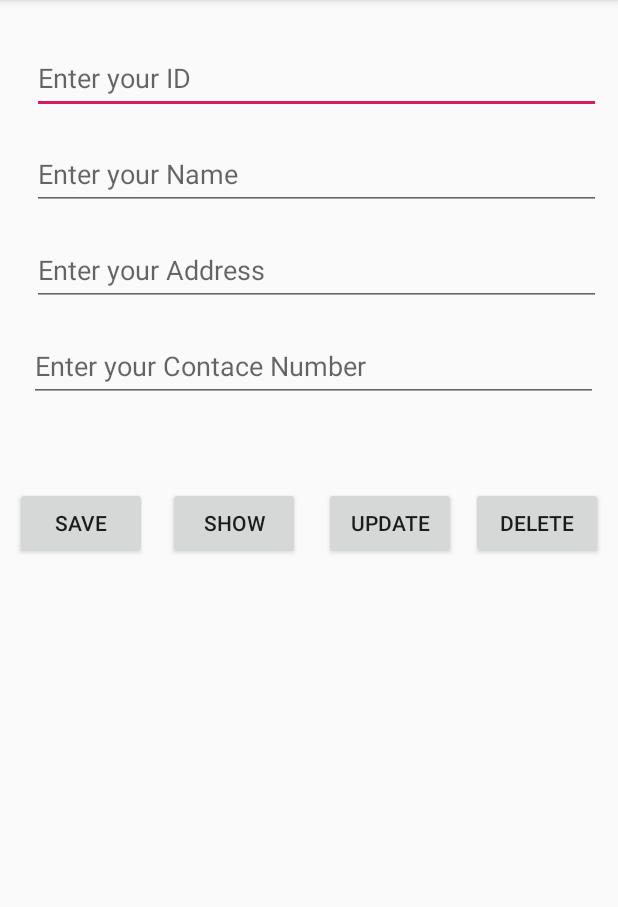
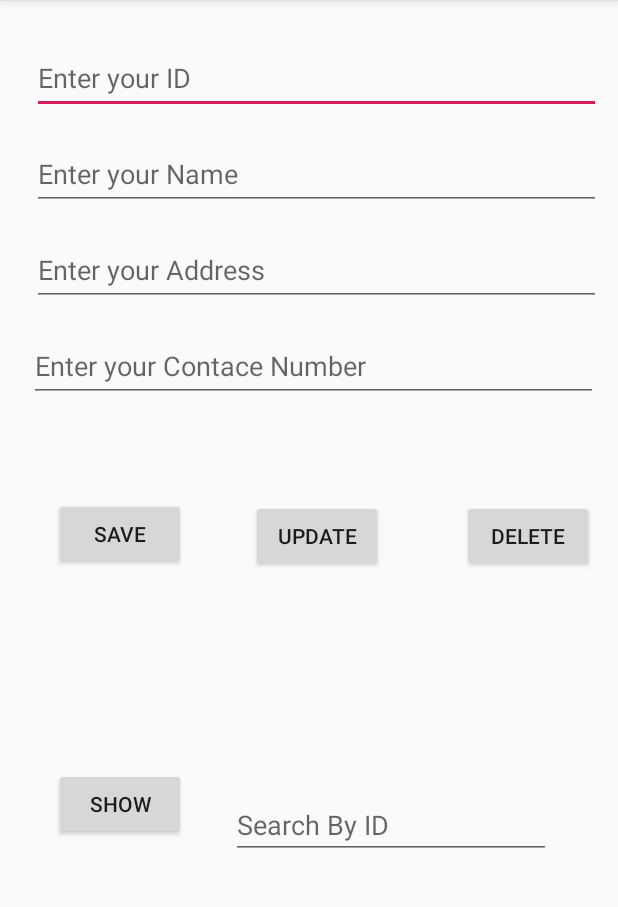
Before and after one commit to DeepikaSharma5/Firebase, an Android app: the screen it shows after launch (MainActivity), after a tap on "SHOW", on a phone screen of 412 x 824 dp, the part 84-991 px from its top. Run offline under Robolectric (Android 15) with nearby library versions, the phone set to English and light mode, and no system bars; our stand-ins replace Firebase (no records; nobody signed in at launch, a user with empty details on screens opened directly).

Commit message:
CRUD Create Search Delete

```diff
--- a/app/src/main/java/com/example/firebaselab06/MainActivity.java
+++ b/app/src/main/java/com/example/firebaselab06/MainActivity.java
@@ -5,6 +5,7 @@ import androidx.appcompat.app.AppCompatActivity;
 
 import android.os.Bundle;
 import android.text.TextUtils;
+import android.util.Log;
 import android.view.View;
 import android.widget.Button;
 import android.widget.EditText;
@@ -14,20 +15,25 @@ import com.google.firebase.database.DataSnapshot;
 import com.google.firebase.database.DatabaseError;
 import com.google.firebase.database.DatabaseReference;
 import com.google.firebase.database.FirebaseDatabase;
+import com.google.firebase.database.Query;
 import com.google.firebase.database.ValueEventListener;
+import java.util.List;
 
 public class MainActivity extends AppCompatActivity {
 
-    EditText txtID,txtName,txtAdd,txtConNo;
+    EditText txtID,txtName,txtAdd,txtConNo,txtid;
     Button btnSave,btnShow,btnUpdate,btnDelete;
     DatabaseReference dbRef;
     Student std;
+
+    String searchID,idToBeRemoved,idToBeUpdate;
 
     private void clearControls(){
         txtID.setText("");
         txtName.setText("");
         txtAdd.setText("");
         txtConNo.setText("");
+        txtid.setText("");
     }
 
 
@@ -40,6 +46,7 @@ public class MainActivity extends AppCompatActivity {
         txtName = findViewById(R.id.EtName);
         txtAdd = findViewById(R.id.EtAddress);
         txtConNo = findViewById(R.id.EtConNo);
+        txtid = findViewById(R.id.search);
 
 
         btnSave = findViewById(R.id.BtnSave);
@@ -74,7 +81,7 @@ public class MainActivity extends AppCompatActivity {
                         std.setAddress(txtAdd.getText().toString().trim());
                         std.setConNo(txtConNo.getText().toString().trim());
 
-                        dbRef.child("std2").setValue(std);
+                        dbRef.push().setValue(std);
 
                         Toast.makeText(getApplicationContext(),"Data Saved Successfully",Toast.LENGTH_SHORT).show();
                         clearControls();
@@ -90,15 +97,20 @@ public class MainActivity extends AppCompatActivity {
         btnShow.setOnClickListener(new View.OnClickListener() {
             @Override
             public void onClick(View v) {
-                DatabaseReference readRef = FirebaseDatabase.getInstance().getReference().child("Student").child("std2");
-                readRef.addListenerForSingleValueEvent(new ValueEventListener() {
+                searchID = txtid.getText().toString().trim();
+                DatabaseReference readRef = FirebaseDatabase.getInstance().getReference();
+                DatabaseReference dref = readRef.child("Student");
+                Query query = dref.orderByChild("id").equalTo(searchID);
+                query.addListenerForSingleValueEvent(new ValueEventListener() {
                     @Override
                     public void onDataChange(@NonNull DataSnapshot dataSnapshot) {
-                        if(dataSnapshot.hasChildren()){
-                            txtID.setText((dataSnapshot.child("id").getValue().toString()));
-                            txtName.setText((dataSnapshot.child("name").getValue().toString()));
-                            txtAdd.setText((dataSnapshot.child("address").getValue().toString()));
-                            txtConNo.setText((dataSnapshot.child("conNo").getValue().toString()));
+                        if(dataSnapshot.exists()) {
+                            for (DataSnapshot ds : dataSnapshot.getChildren()) {
+                                txtID.setText((ds.child("id").getValue().toString()));
+                                txtName.setText((ds.child("name").getValue().toString()));
+                                txtAdd.setText((ds.child("address").getValue().toString()));
+                                txtConNo.setText((ds.child("conNo").getValue().toString()));
+                            }
                         }
                         else
                             Toast.makeText(getApplicationContext(),"No Source to Display",Toast.LENGTH_SHORT).show();
@@ -107,11 +119,63 @@ public class MainActivity extends AppCompatActivity {
 
                     @Override
                     public void onCancelled(@NonNull DatabaseError databaseError) {
-
+                        Log.d("TAG", databaseError.getMessage()); //Don't ignore potential errors!
                     }
                 });
             }
         });
+
+        btnUpdate.setOnClickListener(new View.OnClickListener() {
+            @Override
+            public void onClick(View view) {
+                idToBeUpdate = txtid.getText().toString().trim();
+                DatabaseReference rootRef = FirebaseDatabase.getInstance().getReference();
+                DatabaseReference studentRef = rootRef.child("Student");
+                Query query = studentRef.orderByChild("id").equalTo(idToBeUpdate);
+                query.addListenerForSingleValueEvent(new ValueEventListener() {
+                    @Override
+                    public void onDataChange(@NonNull DataSnapshot dataSnapshot) {
+                        for(DataSnapshot ds : dataSnapshot.getChildren()) {
+                            //ds.getRef().updateChildren(std,s);
+                            clearControls();
+                        }
+                    }
+
+                    @Override
+                    public void onCancelled(@NonNull DatabaseError databaseError) {
+                        Log.d("TAG", databaseError.getMessage()); //Don't ignore potential errors!
+                    }
+                });
+
+
+            }
+        });
+
+        btnDelete.setOnClickListener(new View.OnClickListener() {
+            @Override
+            public void onClick(View view) {
+                idToBeRemoved = txtid.getText().toString().trim();
+                DatabaseReference rootRef = FirebaseDatabase.getInstance().getReference();
+                DatabaseReference studentRef = rootRef.child("Student");
+                Query query = studentRef.orderByChild("id").equalTo(idToBeRemoved);
+                query.addListenerForSingleValueEvent(new ValueEventListener() {
+                    @Override
+                    public void onDataChange(@NonNull DataSnapshot dataSnapshot) {
+                        for(DataSnapshot ds : dataSnapshot.getChildren()) {
+                            ds.getRef().removeValue();
+                            clearControls();
+                        }
+                    }
+
+                    @Override
+                    public void onCancelled(@NonNull DatabaseError databaseError) {
+                        Log.d("TAG", databaseError.getMessage()); //Don't ignore potential errors!
+                    }
+                });
+
+            }
+        });
+
     }
 
 }
--- a/app/src/main/res/layout/activity_main.xml
+++ b/app/src/main/res/layout/activity_main.xml
@@ -12,8 +12,8 @@
         android:layout_height="48dp"
         android:layout_marginTop="28dp"
         android:ems="10"
+        android:hint="Enter your ID"
         android:inputType="textPersonName"
-        android:hint="Enter your ID"
         app:layout_constraintEnd_toEndOf="parent"
         app:layout_constraintHorizontal_bias="0.656"
         app:layout_constraintStart_toStartOf="parent"
@@ -25,8 +25,8 @@
         android:layout_height="48dp"
         android:layout_marginTop="16dp"
         android:ems="10"
+        android:hint="Enter your Name"
         android:inputType="textPersonName"
-        android:hint="Enter your Name"
         app:layout_constraintEnd_toEndOf="parent"
         app:layout_constraintHorizontal_bias="0.656"
         app:layout_constraintStart_toStartOf="parent"
@@ -38,8 +38,8 @@
         android:layout_height="48dp"
         android:layout_marginTop="16dp"
         android:ems="10"
+        android:hint="Enter your Address"
         android:inputType="textPersonName"
-        android:hint="Enter your Address"
         app:layout_constraintEnd_toEndOf="parent"
         app:layout_constraintHorizontal_bias="0.648"
         app:layout_constraintStart_toStartOf="parent"
@@ -51,8 +51,8 @@
         android:layout_height="48dp"
         android:layout_marginTop="16dp"
         android:ems="10"
+        android:hint="Enter your Contace Number"
         android:inputType="textPersonName"
-        android:hint="Enter your Contace Number"
         app:layout_constraintEnd_toEndOf="parent"
         app:layout_constraintHorizontal_bias="0.585"
         app:layout_constraintStart_toStartOf="parent"
@@ -62,24 +62,24 @@
         android:id="@+id/BtnSave"
         android:layout_width="wrap_content"
         android:layout_height="wrap_content"
-        android:layout_marginStart="10dp"
+        android:layout_marginStart="36dp"
         android:text="Save"
-        app:layout_constraintBottom_toBottomOf="parent"
+        app:layout_constraintBottom_toTopOf="@+id/BtnShow"
         app:layout_constraintStart_toStartOf="parent"
         app:layout_constraintTop_toBottomOf="@+id/EtConNo"
-        app:layout_constraintVertical_bias="0.125" />
+        app:layout_constraintVertical_bias="0.327" />
 
     <Button
         android:id="@+id/BtnShow"
         android:layout_width="wrap_content"
         android:layout_height="wrap_content"
+        android:layout_marginStart="36dp"
+        android:layout_marginBottom="208dp"
         android:text="Show"
         app:layout_constraintBottom_toBottomOf="parent"
-        app:layout_constraintEnd_toStartOf="@+id/BtnUpdate"
-        app:layout_constraintHorizontal_bias="0.47"
-        app:layout_constraintStart_toEndOf="@+id/BtnSave"
-        app:layout_constraintTop_toBottomOf="@+id/EtConNo"
-        app:layout_constraintVertical_bias="0.125" />
+        app:layout_constraintStart_toStartOf="parent"
+        app:layout_constraintTop_toBottomOf="@+id/BtnUpdate"
+        app:layout_constraintVertical_bias="1.0" />
 
     <Button
         android:id="@+id/BtnUpdate"
@@ -89,18 +89,33 @@
         android:text="Update"
         app:layout_constraintBottom_toBottomOf="parent"
         app:layout_constraintEnd_toStartOf="@+id/BtnDelete"
+        app:layout_constraintStart_toEndOf="@+id/BtnSave"
         app:layout_constraintTop_toBottomOf="@+id/EtConNo"
-        app:layout_constraintVertical_bias="0.125" />
+        app:layout_constraintVertical_bias="0.144" />
 
     <Button
         android:id="@+id/BtnDelete"
         android:layout_width="wrap_content"
         android:layout_height="wrap_content"
-        android:layout_marginEnd="10dp"
+        android:layout_marginEnd="16dp"
         android:text="Delete"
         app:layout_constraintBottom_toBottomOf="parent"
         app:layout_constraintEnd_toEndOf="parent"
         app:layout_constraintTop_toBottomOf="@+id/EtConNo"
-        app:layout_constraintVertical_bias="0.125" />
+        app:layout_constraintVertical_bias="0.144" />
+
+    <EditText
+        android:id="@+id/search"
+        android:layout_width="wrap_content"
+        android:layout_height="wrap_content"
+        android:ems="10"
+        android:hint="Search By ID"
+        android:inputType="textPersonName"
+        app:layout_constraintBottom_toBottomOf="parent"
+        app:layout_constraintEnd_toEndOf="parent"
+        app:layout_constraintHorizontal_bias="0.402"
+        app:layout_constraintStart_toEndOf="@+id/BtnShow"
+        app:layout_constraintTop_toBottomOf="@+id/BtnUpdate"
+        app:layout_constraintVertical_bias="0.427" />
 
 </androidx.constraintlayout.widget.ConstraintLayout>
```
